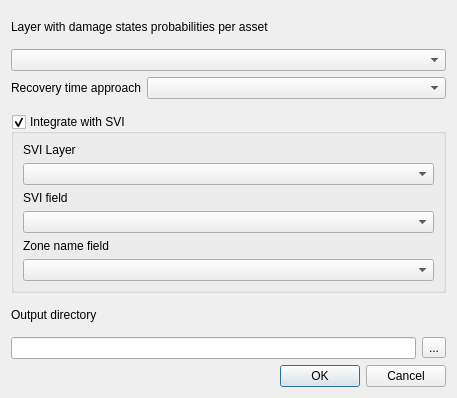
First picture: the form in svir/ui/ui_recovery_modeling.ui, repository gem/oq-irmt-qgis, before the edit.
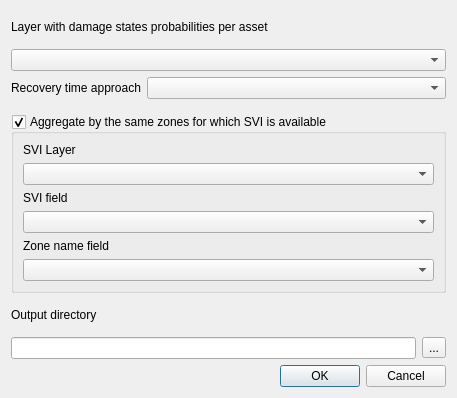
Second picture: the form after the edit.

Commit message: Disable integration with SVI

The edit to the form file:
```diff
--- a/svir/ui/ui_recovery_modeling.ui
+++ b/svir/ui/ui_recovery_modeling.ui
@@ -47,7 +47,7 @@
    <item>
     <widget class="QGroupBox" name="integrate_svi_check">
      <property name="title">
-      <string>Integrate with SVI</string>
+      <string>Aggregate by the same zones for which SVI is available</string>
      </property>
      <property name="checkable">
       <bool>true</bool>
```
The commit also changes 1 other file.
